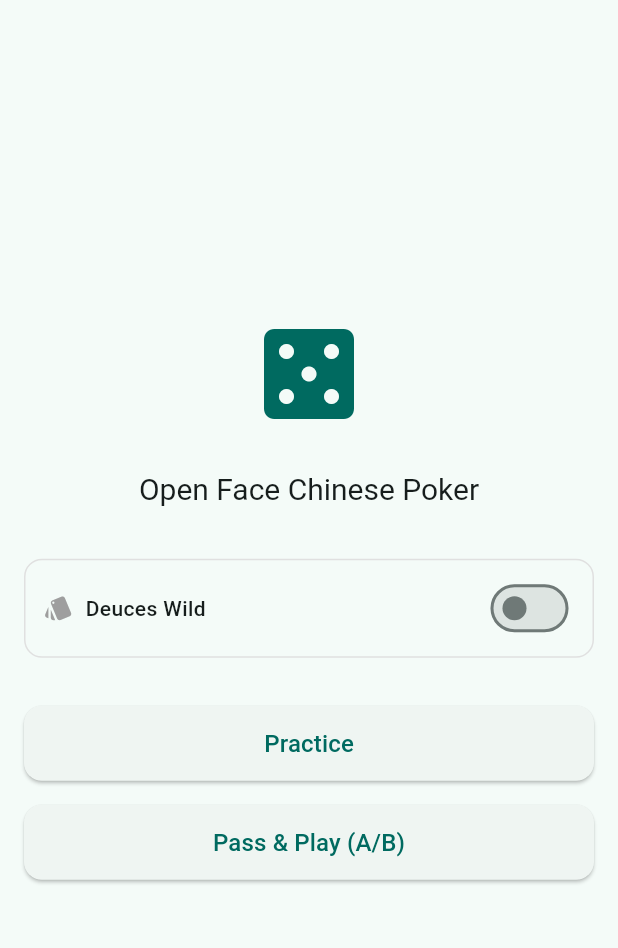
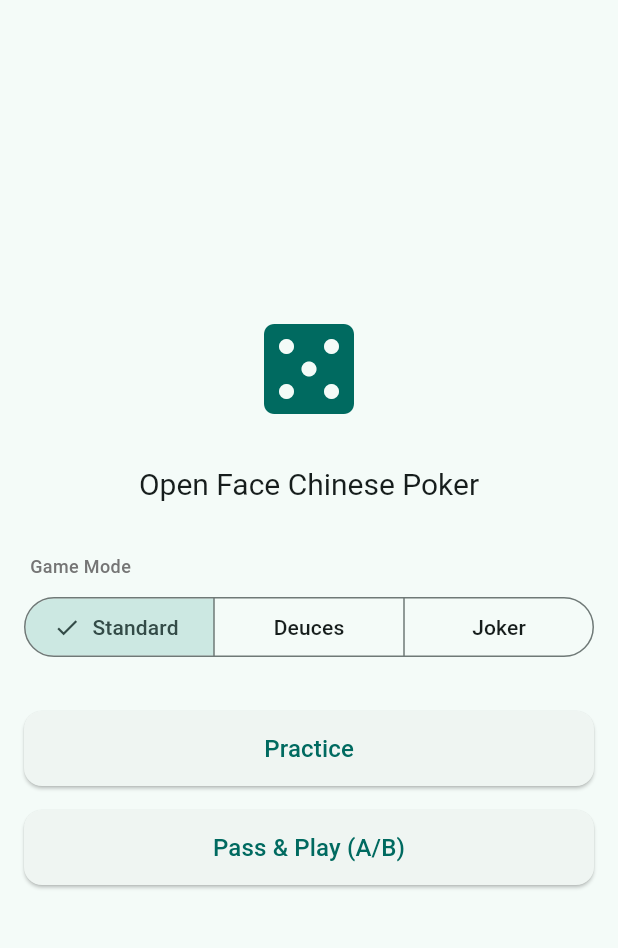
Before and after one commit to whywaita/ofc-app, a Flutter app: the screen it shows after launch, on a phone screen of 412 x 824 dp, the part 63-1011 px from its top. Run offline on Flutter 3.47's test engine with Material 3 defaults, Android fonts, the phone set to English and light mode, and no system bars.

```diff
--- a/app/lib/main.dart
+++ b/app/lib/main.dart
@@ -30,10 +30,9 @@ class HomePage extends StatefulWidget {
 }
 
 class _HomePageState extends State<HomePage> {
-  bool _isDeucesWild = false;
+  WildMode _wildMode = WildMode.none;
 
-  GameOptions get _options =>
-      _isDeucesWild ? GameOptions.deucesWild : GameOptions.standard;
+  GameOptions get _options => GameOptions(wildMode: _wildMode);
 
   @override
   Widget build(BuildContext context) {
@@ -74,44 +73,44 @@ class _HomePageState extends State<HomePage> {
                     ),
               ),
               const SizedBox(height: 32),
-              // Deuces Wild toggle
-              Container(
-                padding: EdgeInsets.symmetric(
-                  horizontal: isSmallScreen ? 12 : 16,
-                  vertical: isSmallScreen ? 8 : 12,
-                ),
-                decoration: BoxDecoration(
-                  border: Border.all(color: Colors.grey.shade300),
-                  borderRadius: BorderRadius.circular(12),
-                ),
-                child: Row(
-                  mainAxisAlignment: MainAxisAlignment.spaceBetween,
-                  children: [
-                    Row(
-                      children: [
-                        Icon(
-                          Icons.style,
-                          size: isSmallScreen ? 20 : 24,
-                          color: _isDeucesWild
-                              ? Theme.of(context).primaryColor
-                              : Colors.grey,
+              // Wild mode selector
+              Column(
+                crossAxisAlignment: CrossAxisAlignment.start,
+                children: [
+                  Padding(
+                    padding: const EdgeInsets.only(left: 4, bottom: 8),
+                    child: Text(
+                      'Game Mode',
+                      style: TextStyle(
+                        fontSize: isSmallScreen ? 12 : 14,
+                        color: Colors.grey.shade600,
+                        fontWeight: FontWeight.w500,
+                      ),
+                    ),
+                  ),
+                  SizedBox(
+                    width: double.infinity,
+                    child: SegmentedButton<WildMode>(
+                      segments: const [
+                        ButtonSegment<WildMode>(
+                          value: WildMode.none,
+                          label: Text('Standard'),
                         ),
-                        SizedBox(width: isSmallScreen ? 8 : 12),
-                        Text(
-                          'Deuces Wild',
-                          style: TextStyle(
-                            fontSize: isSmallScreen ? 14 : 16,
-                            fontWeight: FontWeight.w500,
-                          ),
+                        ButtonSegment<WildMode>(
+                          value: WildMode.deuces,
+                          label: Text('Deuces'),
+                        ),
+                        ButtonSegment<WildMode>(
+                          value: WildMode.joker,
+                          label: Text('Joker'),
                         ),
                       ],
+                      selected: {_wildMode},
+                      onSelectionChanged: (s) =>
+                          setState(() => _wildMode = s.first),
                     ),
-                    Switch(
-                      value: _isDeucesWild,
-                      onChanged: (v) => setState(() => _isDeucesWild = v),
-                    ),
-                  ],
-                ),
+                  ),
+                ],
               ),
               const SizedBox(height: 32),
               // Button area
--- a/app/lib/widgets/card_widget.dart
+++ b/app/lib/widgets/card_widget.dart
@@ -42,7 +42,8 @@ class CardRenderer {
 
   /// Returns true if the card is red (hearts or diamonds)
   static bool isRed(PlayingCard card) =>
-      !card.isJoker && (card.suit!.name == 'hearts' || card.suit!.name == 'diamonds');
+      !card.isJoker &&
+      (card.suit!.name == 'hearts' || card.suit!.name == 'diamonds');
 
   /// Returns the color for the card text (red or black)
   static Color textColor(PlayingCard card) =>
--- a/lib/core/models/deck.dart
+++ b/lib/core/models/deck.dart
@@ -30,7 +30,7 @@ class Deck {
       }
     }
     for (int i = 0; i < jokerCount; i++) {
-      cards.add(const PlayingCard.joker());
+      cards.add(PlayingCard.joker(jokerIndex: i + 1));
     }
     final deck = Deck._(cards);
     deck.shuffle(seed: seed);
```
Also changed, not shown: app/lib/game_screen.dart (+11 -4 lines), lib/core/models/playing_card.dart (+11 -5 lines), lib/features/game/domain/board.dart (+113 -5 lines), lib/features/game/domain/game_state.dart (+8 -4 lines), lib/features/game/domain/hand_evaluator.dart (+24 -27 lines), 2 other files.
